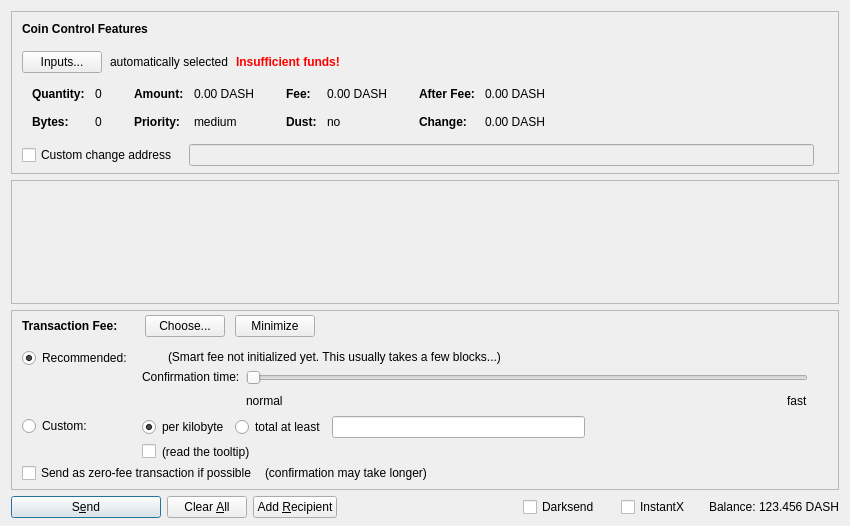
Qt form src/qt/forms/sendcoinsdialog.ui (ArgonToken/ArgonToken) before a commit.
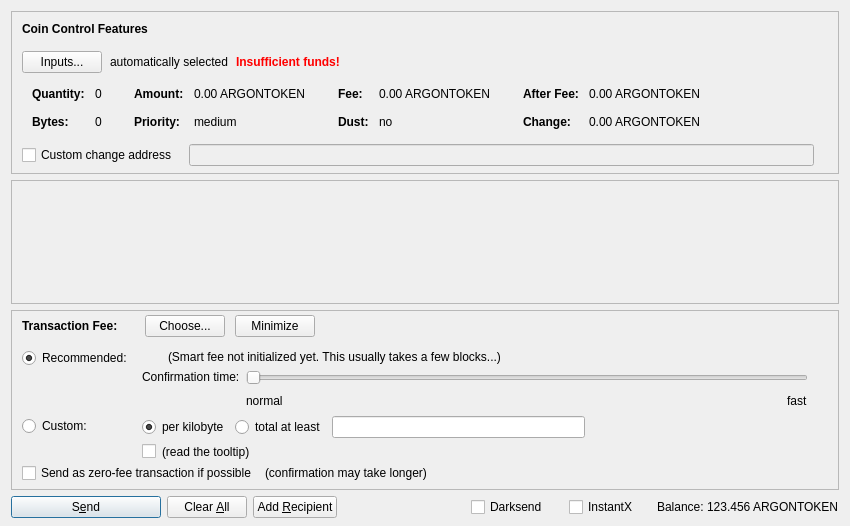
The same form after that commit. Icons and pictures are not drawn. Custom widgets are drawn as their Qt base class.

Commit message: Rename Dash to ArgonToken

Diff of the .ui file:
```diff
--- a/src/qt/forms/sendcoinsdialog.ui
+++ b/src/qt/forms/sendcoinsdialog.ui
@@ -324,7 +324,7 @@
                   <enum>Qt::ActionsContextMenu</enum>
                  </property>
                  <property name="text">
-                  <string notr="true">0.00 DASH</string>
+                  <string notr="true">0.00 ARGONTOKEN</string>
                  </property>
                  <property name="textInteractionFlags">
                   <set>Qt::LinksAccessibleByMouse|Qt::TextSelectableByKeyboard|Qt::TextSelectableByMouse</set>
@@ -404,7 +404,7 @@
                   <enum>Qt::ActionsContextMenu</enum>
                  </property>
                  <property name="text">
-                  <string notr="true">0.00 DASH</string>
+                  <string notr="true">0.00 ARGONTOKEN</string>
                  </property>
                  <property name="textInteractionFlags">
                   <set>Qt::LinksAccessibleByMouse|Qt::TextSelectableByKeyboard|Qt::TextSelectableByMouse</set>
@@ -484,7 +484,7 @@
                   <enum>Qt::ActionsContextMenu</enum>
                  </property>
                  <property name="text">
-                  <string notr="true">0.00 DASH</string>
+                  <string notr="true">0.00 ARGONTOKEN</string>
                  </property>
                  <property name="textInteractionFlags">
                   <set>Qt::LinksAccessibleByMouse|Qt::TextSelectableByKeyboard|Qt::TextSelectableByMouse</set>
@@ -513,7 +513,7 @@
                   <enum>Qt::ActionsContextMenu</enum>
                  </property>
                  <property name="text">
-                  <string notr="true">0.00 DASH</string>
+                  <string notr="true">0.00 ARGONTOKEN</string>
                  </property>
                  <property name="textInteractionFlags">
                   <set>Qt::LinksAccessibleByMouse|Qt::TextSelectableByKeyboard|Qt::TextSelectableByMouse</set>
@@ -1378,7 +1378,7 @@
           <cursorShape>IBeamCursor</cursorShape>
          </property>
          <property name="text">
-          <string notr="true">123.456 DASH</string>
+          <string notr="true">123.456 ARGONTOKEN</string>
          </property>
          <property name="textInteractionFlags">
           <set>Qt::LinksAccessibleByMouse|Qt::TextSelectableByKeyboard|Qt::TextSelectableByMouse</set>
```
The commit also changes 188 other files.
